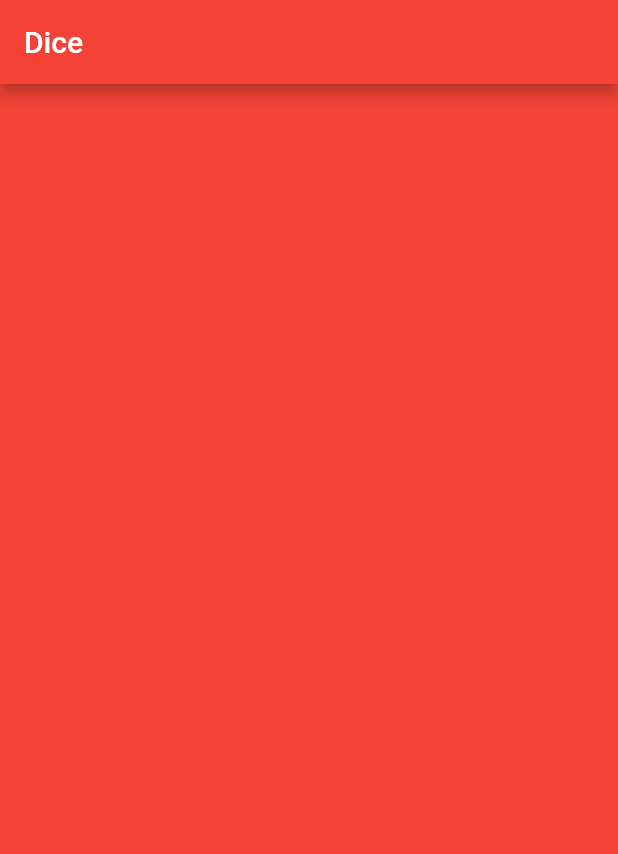
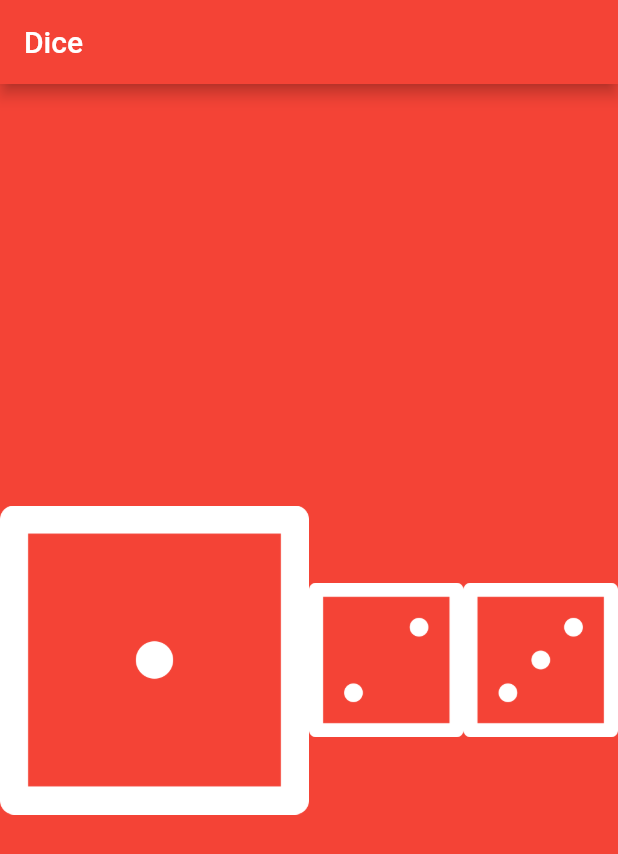
Before and after one commit to Isha41/Dice-App, a Flutter app: the screen it shows after launch, on a phone screen of 412 x 824 dp. Shown: the top 854 px of the screen. Run offline on Flutter 3.47's test engine with Material 2 defaults, Android fonts, the phone set to English and light mode, and no system bars.

Commit message:
images added using expanded to fill the space

```diff
--- a/lib/homepage.dart
+++ b/lib/homepage.dart
@@ -14,6 +14,33 @@ class homepage extends StatelessWidget {
           style: TextStyle(color: Colors.white),
         ),
       ),
+      body: SafeArea(
+        child: Column(
+          mainAxisAlignment: MainAxisAlignment.center,
+          children: [
+            Row(
+              children: [
+                Expanded(
+                  flex: 2,
+                  child: Image.asset(
+                    'assets/dice1.png',
+                  ),
+                ),
+                Expanded(
+                  child: Image.asset(
+                    'assets/dice2.png',
+                  ),
+                ),
+                Expanded(
+                  child: Image.asset(
+                    'assets/dice3.png',
+                  ),
+                ),
+              ],
+            ),
+          ],
+        ),
+      ),
     );
   }
 }
```
